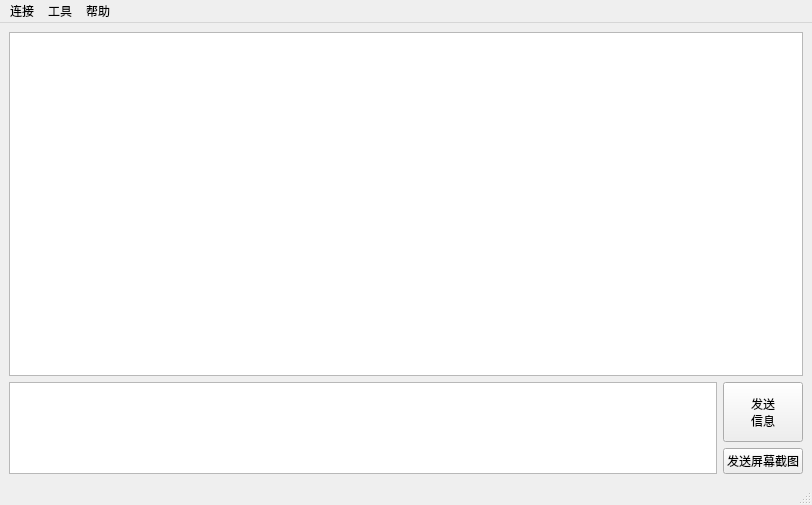
Above: style/MainWindow.ui from BingYanchi/BingLocalNetChat before the change. Below: the same form after it.
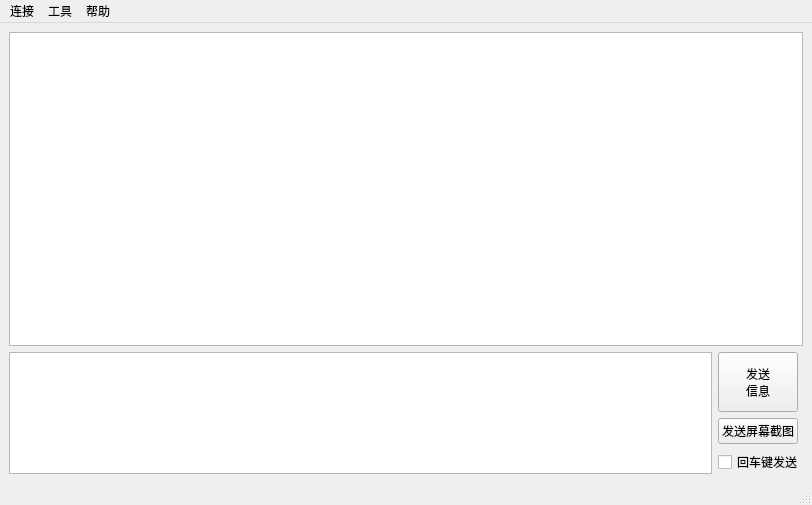
That is the form after the change.

Commit message: 新增 回车发送按钮

Patch:
```diff
--- a/style/MainWindow.ui
+++ b/style/MainWindow.ui
@@ -125,6 +125,13 @@
           </property>
          </widget>
         </item>
+        <item>
+         <widget class="QCheckBox" name="returnSend">
+          <property name="text">
+           <string>回车键发送</string>
+          </property>
+         </widget>
+        </item>
        </layout>
       </item>
      </layout>
```
